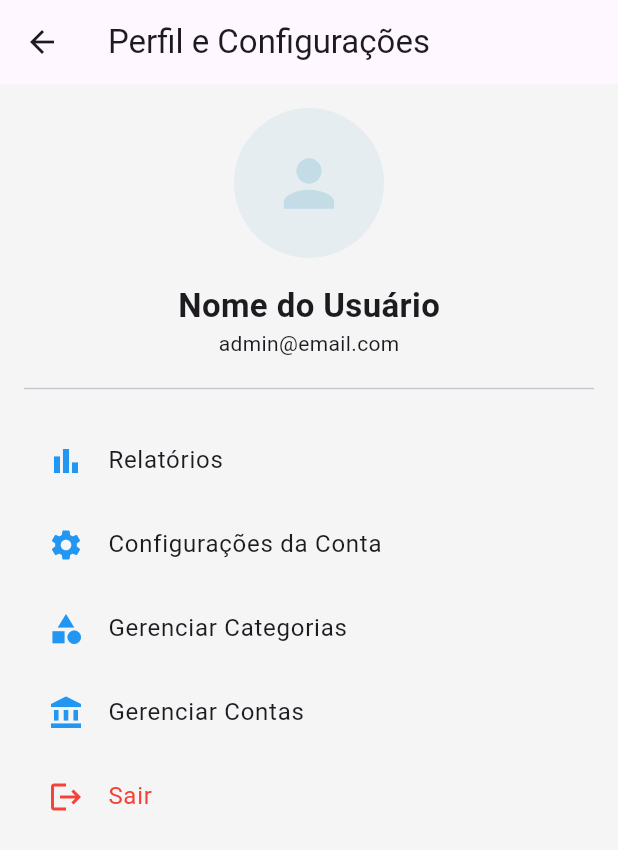
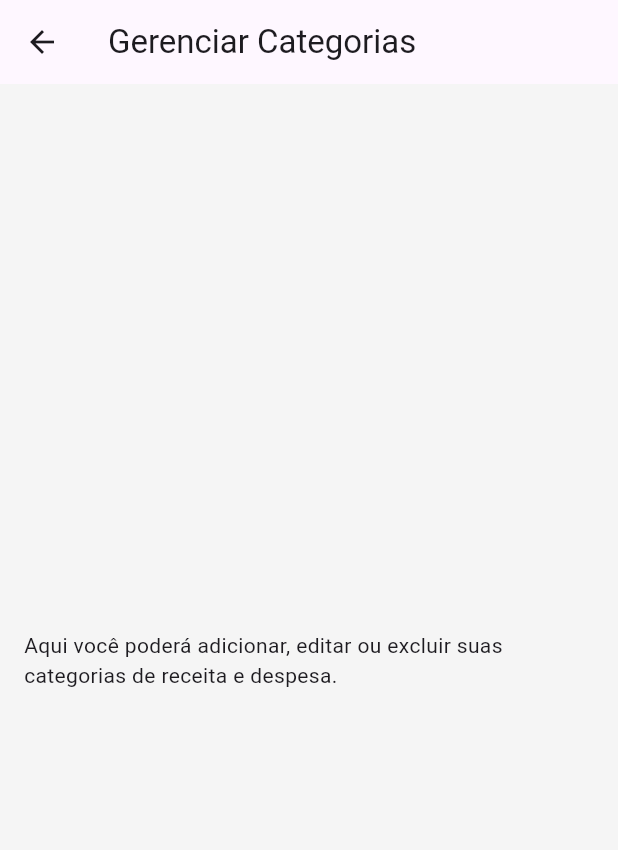
Before and after one commit to InaDdevs/finance-management, a Flutter app: the ProfileScreen screen opened directly, after a tap on "Gerenciar Categorias", on a phone screen of 412 x 824 dp. Shown: the top 850 px of the screen. Run offline on Flutter 3.47's test engine with Material 3 defaults, Android fonts, the phone set to English and light mode, and no system bars; our stand-ins replace sqflite; accounts and stored records are empty.

Commit message:
Adicionado abas de configurações de conta, categoria e gerenciar contas

```diff
--- /dev/null
+++ b/lib/features/profile/manage_categories_screen.dart
@@ -0,0 +1,18 @@
+import 'package:flutter/material.dart';
+
+class ManageCategoriesScreen extends StatelessWidget {
+  const ManageCategoriesScreen({super.key});
+
+  @override
+  Widget build(BuildContext context) {
+    return Scaffold(
+      appBar: AppBar(title: const Text('Gerenciar Categorias')),
+      body: const Center(
+        child: Padding(
+          padding: EdgeInsets.all(16.0),
+          child: Text('Aqui você poderá adicionar, editar ou excluir suas categorias de receita e despesa.'),
+        ),
+      ),
+    );
+  }
+}
--- a/lib/features/profile/profile_screen.dart
+++ b/lib/features/profile/profile_screen.dart
@@ -1,6 +1,12 @@
 // lib/features/profile/profile_screen.dart
 import 'package:flutter/material.dart';
-import '../reports/reports_screen.dart'; // Importação da tela de Relatórios
+import '../reports/reports_screen.dart';
+
+// --- ADICIONE ESTAS IMPORTAÇÕES ---
+import 'account_settings_screen.dart';
+import 'manage_categories_screen.dart';
+import 'manage_accounts_screen.dart';
+// --- FIM DAS IMPORTAÇÕES ---
 
 class ProfileScreen extends StatelessWidget {
   const ProfileScreen({super.key});
@@ -16,18 +22,15 @@ class ProfileScreen extends StatelessWidget {
         child: ListView(
           padding: const EdgeInsets.all(16.0),
           children: [
-            // --- MUDANÇA NO AVATAR ---
             CircleAvatar(
               radius: 50,
-              // Define um fundo mais claro
               backgroundColor: minhaCorDaBarra.withOpacity(0.3),
               child: Icon(
                 Icons.person,
                 size: 50,
-                color: minhaCorDaBarra.withOpacity(0.9), // Cor no ícone
+                color: minhaCorDaBarra.withOpacity(0.9),
               ),
             ),
-            // --- FIM DA MUDANÇA ---
             const SizedBox(height: 16),
             const Center(
               child: Text(
@@ -42,7 +45,7 @@ class ProfileScreen extends StatelessWidget {
 
             // --- Bloco de Relatórios ---
             ListTile(
-              leading: const Icon(Icons.bar_chart, color: Colors.blue), // <-- COR AQUI
+              leading: const Icon(Icons.bar_chart, color: Colors.blue),
               title: const Text('Relatórios'),
               onTap: () {
                 Navigator.of(context).push(
@@ -51,34 +54,44 @@ class ProfileScreen extends StatelessWidget {
               },
             ),
 
-            // --- Bloco de Configurações ---
+            // --- Bloco de Configurações (ATUALIZADO) ---
             ListTile(
-              leading: const Icon(Icons.settings, color: Colors.blue), // <-- COR AQUI
+              leading: const Icon(Icons.settings, color: Colors.blue),
               title: const Text('Configurações da Conta'),
-              onTap: () {},
+              onTap: () {
+                Navigator.of(context).push(
+                  MaterialPageRoute(builder: (context) => const AccountSettingsScreen()),
+                );
+              },
             ),
 
-            // --- Bloco de Gerenciar Categorias ---
+            // --- Bloco de Gerenciar Categorias (ATUALIZADO) ---
             ListTile(
-              leading: const Icon(Icons.category, color: Colors.blue ), // <-- COR AQUI
+              leading: const Icon(Icons.category, color: Colors.blue),
               title: const Text('Gerenciar Categorias'),
-              onTap: () {},
+              onTap: () {
+                Navigator.of(context).push(
+                  MaterialPageRoute(builder: (context) => const ManageCategoriesScreen()),
+                );
+              },
             ),
 
-            // --- Bloco de Gerenciar Contas ---
+            // --- Bloco de Gerenciar Contas (ATUALIZADO) ---
             ListTile(
-              leading: const Icon(Icons.account_balance, color: Colors.blue), // <-- COR AQUI
+              leading: const Icon(Icons.account_balance, color: Colors.blue),
               title: const Text('Gerenciar Contas'),
-              onTap: () {},
+              onTap: () {
+                Navigator.of(context).push(
+                  MaterialPageRoute(builder: (context) => const ManageAccountsScreen()),
+                );
+              },
             ),
 
             // --- Bloco de Sair ---
-            // (Recomendo manter este em vermelho, pois é uma ação de "Sair")
             ListTile(
               leading: const Icon(Icons.logout, color: Colors.red),
               title: const Text('Sair', style: TextStyle(color: Colors.red)),
               onTap: () {
-                // Navega de volta para o login e remove todas as telas
                 Navigator.of(context).pushNamedAndRemoveUntil('/', (route) => false);
               },
             ),
```
Also changed, not shown: lib/features/profile/account_settings_screen.dart (added, +19 -0 lines), lib/features/profile/manage_accounts_screen.dart (added, +19 -0 lines).
